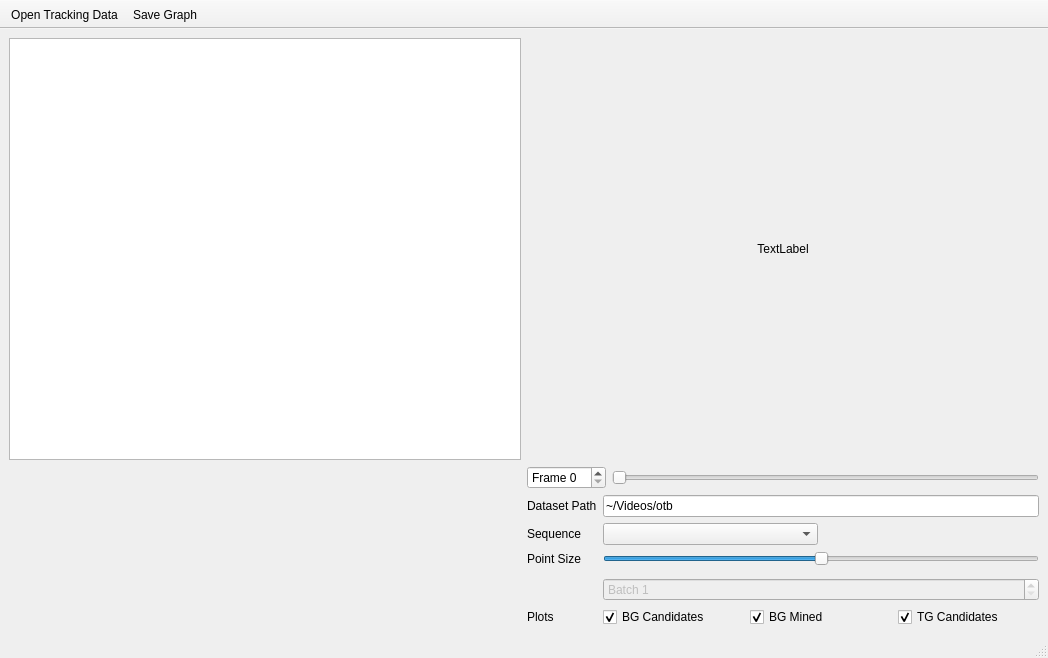
Old version of the form tracking-analyzer/gui/main_window.ui in the repository brobeson/tracking-analyzer.
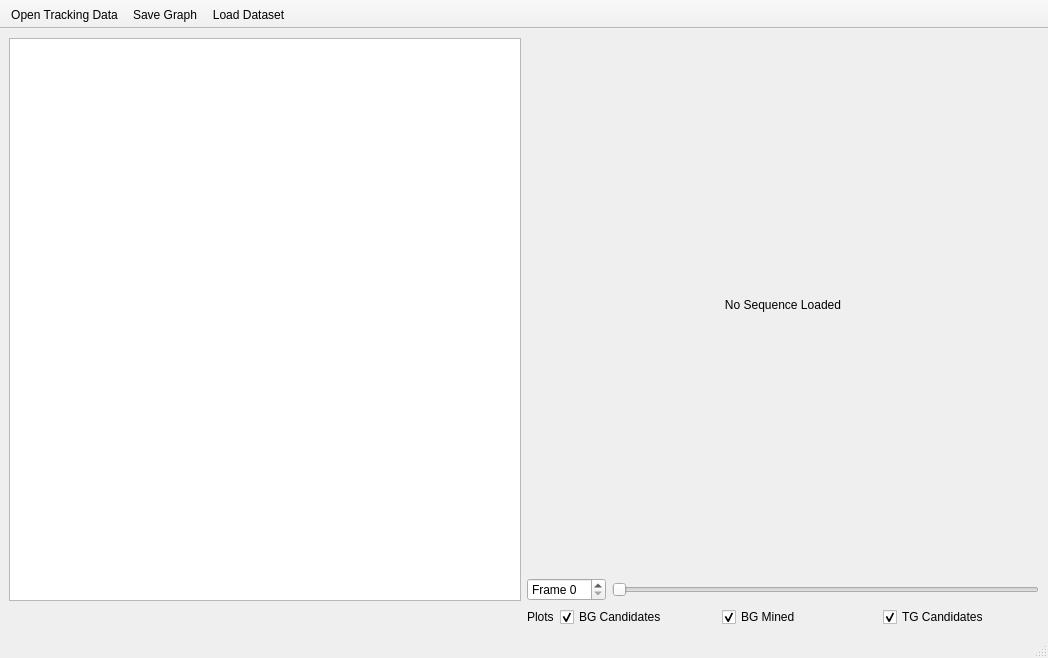
New version of the form. Icons and pictures are not drawn. Custom widgets are drawn as their Qt base class.

```diff
--- a/tracking-analyzer/gui/main_window.ui
+++ b/tracking-analyzer/gui/main_window.ui
@@ -16,6 +16,8 @@
   <widget class="QWidget" name="centralwidget">
    <layout class="QGridLayout" name="gridLayout">
     <item row="0" column="1">
+     <layout class="QVBoxLayout" name="verticalLayout_1">
+      <item>
      <widget class="QLabel" name="frame_display">
       <property name="sizePolicy">
        <sizepolicy hsizetype="Ignored" vsizetype="Ignored">
@@ -24,20 +26,15 @@
        </sizepolicy>
       </property>
       <property name="text">
-       <string>TextLabel</string>
+         <string>No Sequence Loaded</string>
       </property>
       <property name="alignment">
        <set>Qt::AlignCenter</set>
       </property>
      </widget>
     </item>
-    <item row="0" column="0">
-     <widget class="QChartView" name="overlap_graph"/>
-    </item>
-    <item row="1" column="1">
-     <layout class="QVBoxLayout" name="verticalLayout">
       <item>
-       <layout class="QHBoxLayout" name="horizontalLayout">
+       <layout class="QHBoxLayout" name="horizontalLayout_5">
         <item>
          <widget class="QSpinBox" name="frame_number">
           <property name="prefix">
@@ -57,91 +54,23 @@
         </item>
        </layout>
       </item>
+     </layout>
+    </item>
+    <item row="0" column="0">
+     <widget class="QChartView" name="overlap_graph"/>
+    </item>
+    <item row="1" column="1">
+     <layout class="QVBoxLayout" name="verticalLayout">
       <item>
        <layout class="QFormLayout" name="formLayout">
         <item row="0" column="0">
-         <widget class="QLabel" name="label_3">
-          <property name="text">
-           <string>Dataset Path</string>
-          </property>
-         </widget>
-        </item>
-        <item row="0" column="1">
-         <widget class="QLineEdit" name="dataset_path">
-          <property name="text">
-           <string>~/Videos/otb</string>
-          </property>
-         </widget>
-        </item>
-        <item row="1" column="0">
-         <widget class="QLabel" name="label_4">
-          <property name="text">
-           <string>Sequence</string>
-          </property>
-         </widget>
-        </item>
-        <item row="1" column="1">
-         <layout class="QHBoxLayout" name="horizontalLayout_2">
-          <item>
-           <widget class="QComboBox" name="sequence">
-            <property name="sizeAdjustPolicy">
-             <enum>QComboBox::AdjustToContents</enum>
-            </property>
-           </widget>
-          </item>
-          <item>
-           <widget class="QLabel" name="sequence_count">
-            <property name="text">
-             <string/>
-            </property>
-           </widget>
-          </item>
-         </layout>
-        </item>
-        <item row="2" column="0">
-         <widget class="QLabel" name="label">
-          <property name="text">
-           <string>Point Size</string>
-          </property>
-         </widget>
-        </item>
-        <item row="2" column="1">
-         <widget class="QSlider" name="point_size_slider">
-          <property name="maximum">
-           <number>1000</number>
-          </property>
-          <property name="value">
-           <number>500</number>
-          </property>
-          <property name="orientation">
-           <enum>Qt::Horizontal</enum>
-          </property>
-         </widget>
-        </item>
-        <item row="3" column="1">
-         <layout class="QHBoxLayout" name="horizontalLayout_3"/>
-        </item>
-        <item row="4" column="1">
-         <widget class="QSpinBox" name="batch_spinbox">
-          <property name="enabled">
-           <bool>false</bool>
-          </property>
-          <property name="prefix">
-           <string>Batch </string>
-          </property>
-          <property name="minimum">
-           <number>1</number>
-          </property>
-         </widget>
-        </item>
-        <item row="5" column="0">
          <widget class="QLabel" name="label_6">
           <property name="text">
            <string>Plots</string>
           </property>
          </widget>
         </item>
-        <item row="5" column="1">
+        <item row="0" column="1">
          <layout class="QHBoxLayout" name="horizontalLayout_4">
           <item>
            <widget class="QCheckBox" name="bg_candidates_checkbox">
@@ -181,18 +110,8 @@
     </item>
    </layout>
   </widget>
-  <widget class="QMenuBar" name="menubar">
-   <property name="geometry">
-    <rect>
-     <x>0</x>
-     <y>0</y>
-     <width>1048</width>
-     <height>26</height>
-    </rect>
-   </property>
-  </widget>
   <widget class="QStatusBar" name="statusbar"/>
-  <widget class="QToolBar" name="toolBar">
+  <widget class="QToolBar" name="toolbar">
    <property name="windowTitle">
     <string>toolBar</string>
    </property>
@@ -207,6 +126,7 @@
    </attribute>
    <addaction name="action_open_tracking_data"/>
    <addaction name="action_save_graph"/>
+   <addaction name="action_load_dataset"/>
   </widget>
   <action name="action_open_tracking_data">
    <property name="icon">
@@ -225,7 +145,8 @@
   </action>
   <action name="action_save_graph">
    <property name="icon">
-    <iconset theme="document-save"/>
+    <iconset theme="document-save">
+     <normaloff>.</normaloff>.</iconset>
    </property>
    <property name="text">
     <string>Save Graph</string>
@@ -237,6 +158,40 @@
     <string>Ctrl+S</string>
    </property>
   </action>
+  <action name="action_load_dataset">
+   <property name="icon">
+    <iconset theme="video"/>
+   </property>
+   <property name="text">
+    <string>Load Dataset</string>
+   </property>
+   <property name="toolTip">
+    <string>Load a Tracking Dataset</string>
+   </property>
+   <property name="shortcut">
+    <string>Ctrl+Shift+O</string>
+   </property>
+  </action>
+  <action name="action_quit">
+   <property name="icon">
+    <iconset theme="application-exit"/>
+   </property>
+   <property name="text">
+    <string>Quit</string>
+   </property>
+   <property name="toolTip">
+    <string>Exit the Application</string>
+   </property>
+   <property name="shortcut">
+    <string>Ctrl+Q</string>
+   </property>
+   <property name="shortcutContext">
+    <enum>Qt::ApplicationShortcut</enum>
+   </property>
+   <property name="visible">
+    <bool>true</bool>
+   </property>
+  </action>
  </widget>
  <customwidgets>
   <customwidget>
```
Left out of the diff: 19 changed lines with no effect on the pictures. Lines whose indentation alone changed are shown as unchanged.
